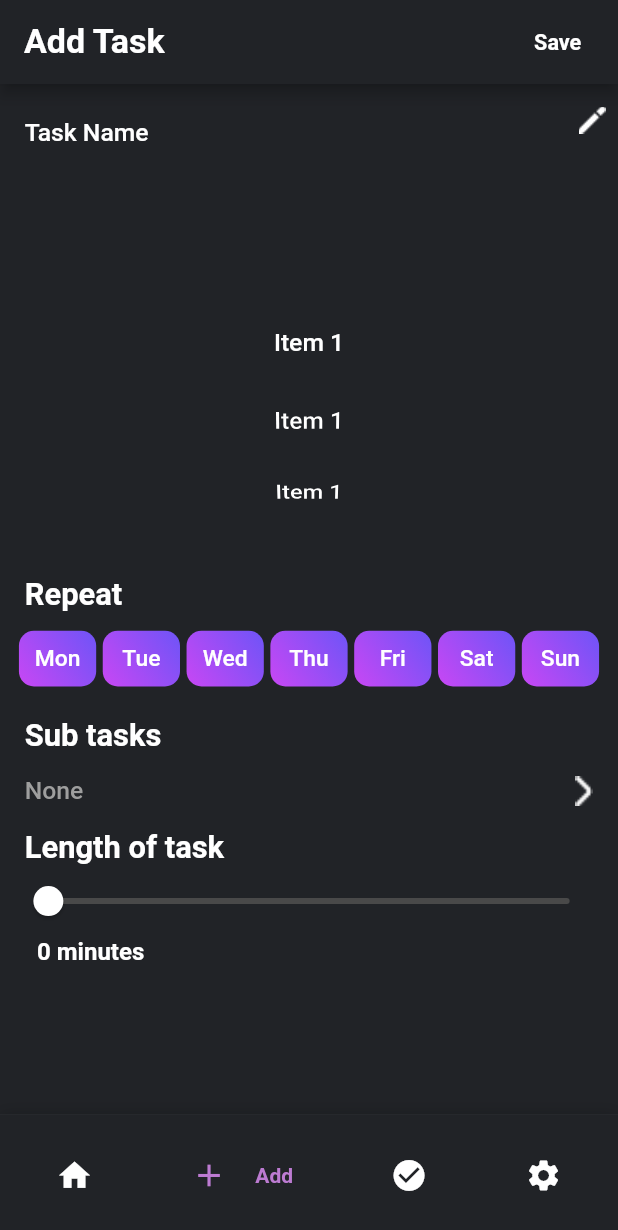
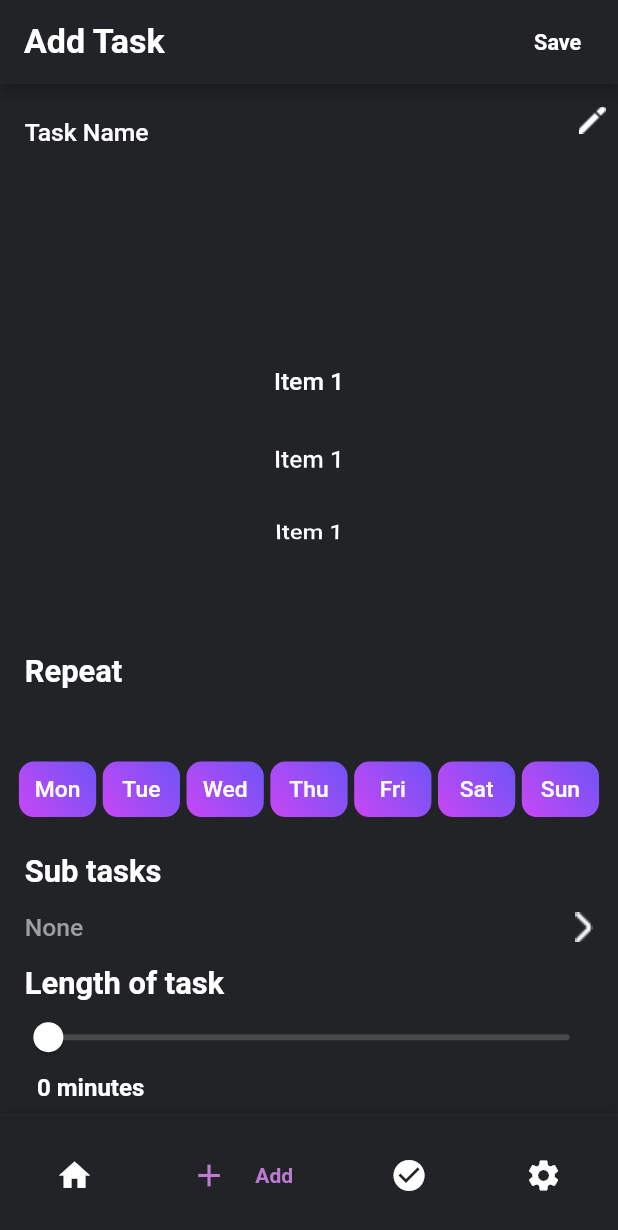
Before and after one commit to mahaamimran/ProjectKaambun, a Flutter app: the screen it shows after launch, on a phone screen of 412 x 824 dp. Shown: the top 1230 px of the screen. Run offline on Flutter 3.47's test engine with Material 2 defaults, Android fonts, the phone set to English and light mode, and no system bars; drawn by our look-alikes of google_nav_bar; missing offline and left inert: dart:ffi; Roboto replaces fonts that are missing (Cupertino).

Commit message:
im about to do something dumb

```diff
--- a/lib/testwidget.dart
+++ b/lib/testwidget.dart
@@ -246,11 +246,14 @@ class _TestWidgetState extends State<TestWidget> {
                     ],
                   ),
                   // space between repeat and weekdays
-                  SizedBox(
+                  Expanded(
+                    child: SizedBox(
                       height: MediaQuery.of(context).size.width * 0.03,
                     ),
+                  ),
                   // weekdays
-                  Row(
+                  Expanded(
+                    child: Row(
                       mainAxisAlignment: MainAxisAlignment.spaceEvenly,
                       children: [
                         for (var weekday in [
@@ -264,6 +267,7 @@ class _TestWidgetState extends State<TestWidget> {
                         ])
                           CustomButton(weekday),
                       ],
+                    ),
                   ),
 
                   // space between weekdays and subtasks
@@ -377,9 +381,6 @@ class _TestWidgetState extends State<TestWidget> {
               ),
             ),
           ),
-          SizedBox(
-            height: MediaQuery.of(context).size.width * 0.25,
-          ),
         ],
       ),
     );
```
Lines whose indentation alone changed are shown as unchanged.
